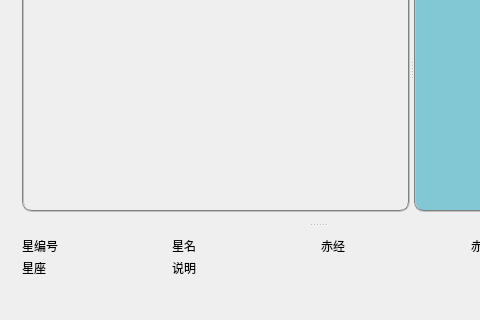
The window that form/mainwindow.ui (ChaokunChang/Skymap) describes before a commit, drawn with Qt 5; both pictures show x 0 to 480 and y 146 to 466 of the 636 by 466 pixel window.
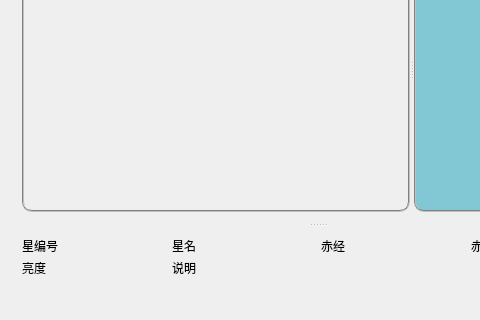
The same window after the commit.

Diff of the .ui file:
```diff
--- a/form/mainwindow.ui
+++ b/form/mainwindow.ui
@@ -645,7 +645,7 @@
           <item row="1" column="0">
            <widget class="QLabel" name="starConsLabel">
             <property name="text">
-             <string>星座</string>
+             <string>亮度</string>
             </property>
            </widget>
           </item>
```
Left out of the diff: 10 changed lines with no effect on the pictures.
